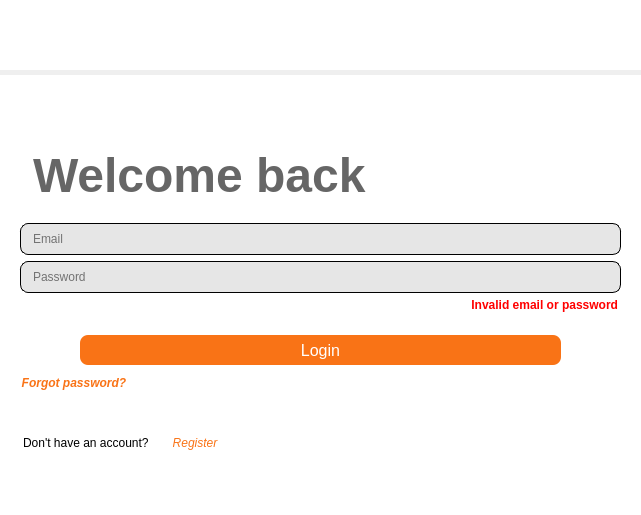
Above: mainwindow.ui from Ph4sm4/FinelogApp before the change. Below: the same form after it.
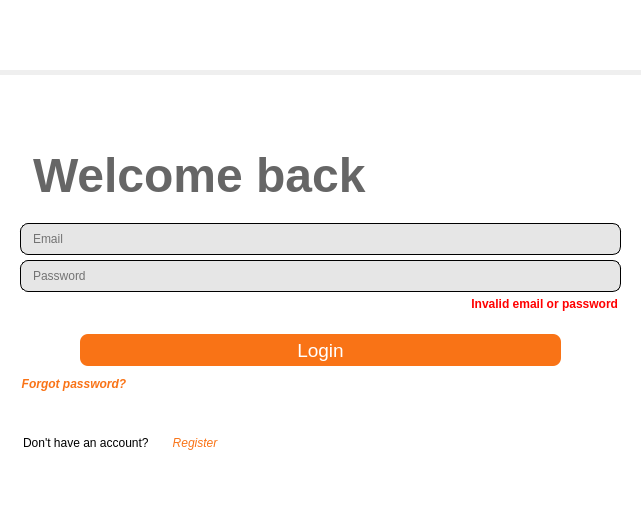
That is the form after the change. Icons and pictures are not drawn.

```diff
--- a/mainwindow.ui
+++ b/mainwindow.ui
@@ -313,7 +313,7 @@
            <widget class="QPushButton" name="loginButton">
             <property name="font">
              <font>
-              <pointsize>12</pointsize>
+              <pointsize>14</pointsize>
               <italic>false</italic>
               <bold>false</bold>
               <underline>false</underline>
@@ -325,7 +325,7 @@
 margin-right:  80px;
 margin-left: 80px;
 background-color: rgb(249, 115, 22);
-height: 30px;
+height: 32px;
 color: white;
 }
 QPushButton:pressed {
```
Left out of the diff: 28 changed lines with no effect on the pictures.
